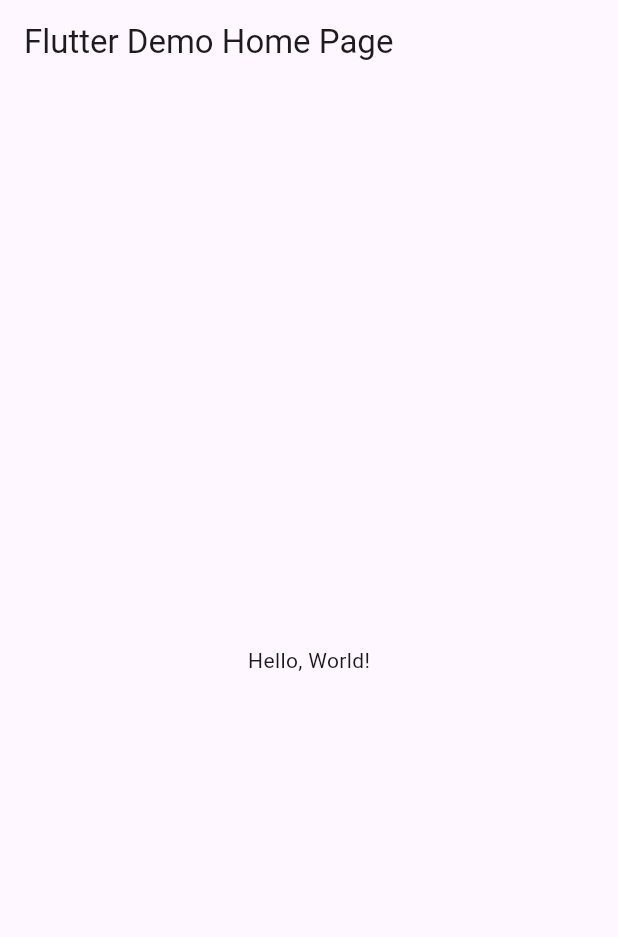
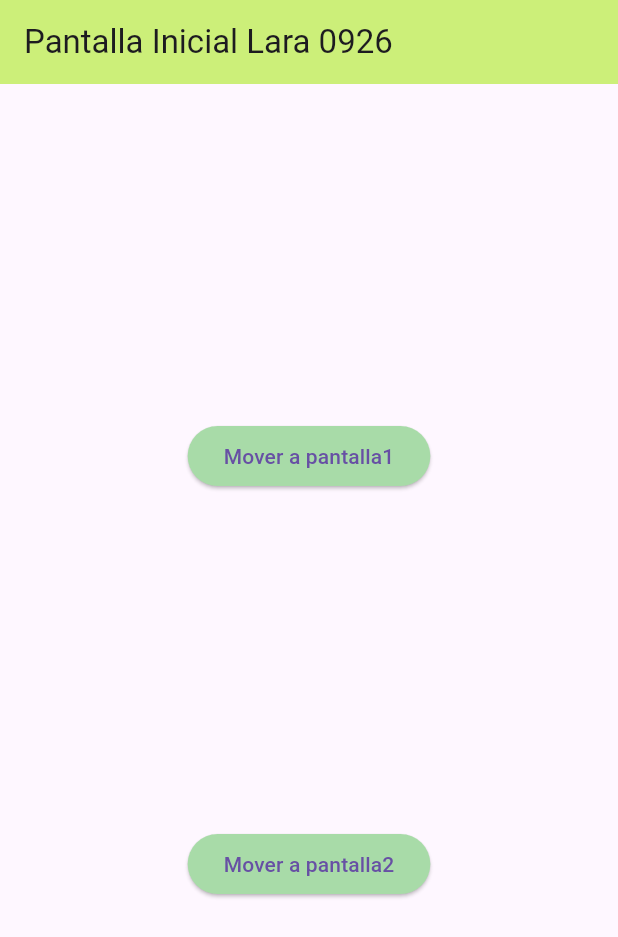
Before and after one commit to LaraD128/p14-rutas-lara0926, a Flutter app: the screen it shows after launch, on a phone screen of 412 x 824 dp. Shown: the top 937 px of the screen. Run offline on Flutter 3.47's test engine with Material 3 defaults, Android fonts, the phone set to English and light mode, and no system bars.

```diff
--- a/lib/main.dart
+++ b/lib/main.dart
@@ -1,43 +1,22 @@
 import 'package:flutter/material.dart';
+import 'package:lara0926/pantalla1_0926.dart';
+import 'package:lara0926/pantalla2_0926.dart';
+import 'package:lara0926/pantallainicial_0926.dart';
 
-void main() => runApp(MyApp());
+void main() => runApp(const MiApp0926());
 
-class MyApp extends StatelessWidget {
-  const MyApp({super.key});
-  // This widget is the root of your application.
+class MiApp0926 extends StatelessWidget {
+  const MiApp0926({Key? key}) : super(key: key);
   @override
   Widget build(BuildContext context) {
     return MaterialApp(
-      // Application name
-      title: 'Flutter Hello World',
-      // Application theme data, you can set the colors for the application as
-      // you want
-      theme: ThemeData(
-        // useMaterial3: false,
-        primarySwatch: Colors.blue,
-      ),
-      // A widget which will be started on application startup
-      home: MyHomePage(title: 'Flutter Demo Home Page'),
+      debugShowCheckedModeBanner: false,
+      initialRoute: "/",
+      routes: {
+        "/": (context) => const PantallaInicial_0926(),
+        "/Pantalla1_0926": (context) => const Pantalla1_0926(),
+        "/Pantalla2_0926": (context) => const Pantalla2_0926(),
+      }, //Fin rutas de pagina
     );
-  }
-}
-
-class MyHomePage extends StatelessWidget {
-  final String title;
-  const MyHomePage({super.key, required this.title});
-
-  @override
-  Widget build(BuildContext context) {
-    return Scaffold(
-      appBar: AppBar(
-        // The title text which will be shown on the action bar
-        title: Text(title),
-      ),
-      body: Center(
-        child: Text(
-          'Hello, World!',
-        ),
-      ),
-    );
-  }
-}
+  } //Fin Widget
+} //Fin MiApp0926
--- /dev/null
+++ b/lib/pantalla1_0926.dart
@@ -0,0 +1,29 @@
+import 'package:flutter/material.dart';
+
+class Pantalla1_0926 extends StatelessWidget {
+  const Pantalla1_0926({Key? key}) : super(key: key);
+
+  @override
+  Widget build(BuildContext context) {
+    return Scaffold(
+      appBar: AppBar(
+        title: const Text("Pantalla1_Lara0926"),
+        backgroundColor: Color(0xffc0ff6b),
+      ),
+      body: Center(
+        child: Column(
+          mainAxisAlignment: MainAxisAlignment.center,
+          children: [
+            Card(
+              elevation: 5.0,
+              child: Padding(
+                padding: const EdgeInsets.all(20.0),
+                child: Text("Card Lara", style: TextStyle(fontSize: 20.0)),
+              ),
+            ),
+          ],
+        ),
+      ),
+    );
+  }
+}
--- /dev/null
+++ b/lib/pantallainicial_0926.dart
@@ -0,0 +1,44 @@
+import 'package:flutter/material.dart';
+
+class PantallaInicial_0926 extends StatelessWidget {
+  const PantallaInicial_0926({Key? key}) : super(key: key);
+
+  @override
+  Widget build(BuildContext context) {
+    return Scaffold(
+      appBar: AppBar(
+        title: Text("Pantalla Inicial Lara 0926"),
+        backgroundColor: Color(0xffccef79),
+      ),
+      body: Center(
+        child: Column(
+          mainAxisAlignment: MainAxisAlignment.spaceEvenly,
+          children: [
+            ElevatedButton(
+              onPressed: () {
+                Navigator.pushNamed(context, "/Pantalla1_0926");
+              },
+              style: ButtonStyle(
+                backgroundColor: MaterialStateProperty.all<Color>(
+                  Color(0xffa8dba8), // Verde claro
+                ),
+              ),
+              child: const Text("Mover a pantalla1"),
+            ),
+            ElevatedButton(
+              onPressed: () {
+                Navigator.pushNamed(context, "/Pantalla2_0926");
+              },
+              style: ButtonStyle(
+                backgroundColor: MaterialStateProperty.all<Color>(
+                  Color(0xffa8dba8), // Verde claro
+                ),
+              ),
+              child: const Text("Mover a pantalla2"),
+            ),
+          ],
+        ),
+      ),
+    );
+  }
+}
```
Also changed, not shown: lib/pantalla2_0926.dart (added, +42 -0 lines).
